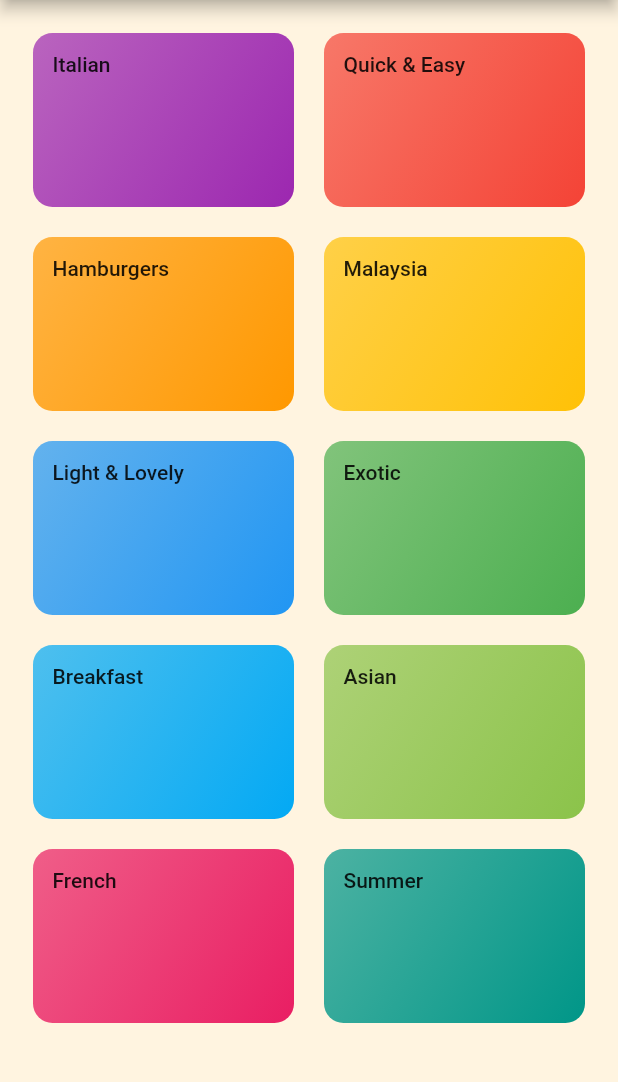
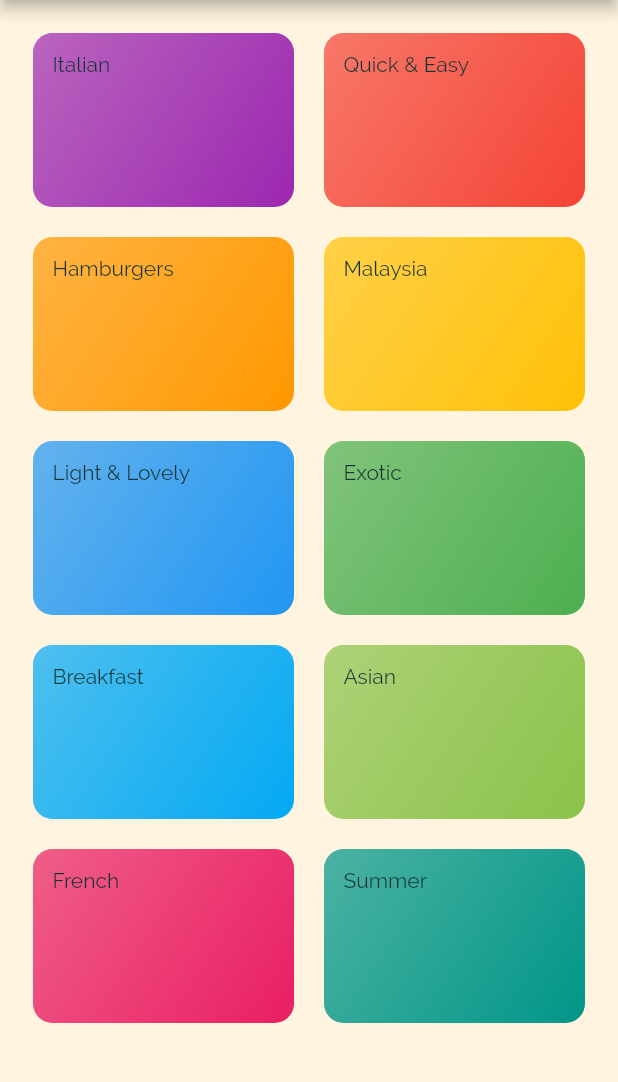
Before and after one commit to walidwazini/Flutter-MealsApp, a Flutter app: the screen it shows after launch, on a phone screen of 412 x 824 dp, the part 84-1166 px from its top. Run offline on Flutter 3.47's test engine with Material 2 defaults, Android fonts, the phone set to English and light mode, and no system bars.

```diff
--- a/lib/main.dart
+++ b/lib/main.dart
@@ -16,7 +16,14 @@ class MyApp extends StatelessWidget {
         accentColor: Colors.purpleAccent,
         canvasColor: Color.fromRGBO(255, 244, 224, 1),
         fontFamily: 'Raleway',
-        textTheme: ThemeData.light().textTheme.copyWith(),
+        textTheme: ThemeData.light().textTheme.copyWith(
+          // body1
+          bodyText2: TextStyle(color: Color.fromRGBO(20, 51, 51, 1)),
+          // body2
+          bodyText1: TextStyle(color: Color.fromRGBO(20, 51, 51, 1)),
+          // title
+          headline6: TextStyle(fontSize: 20,fontFamily: 'RobotoCondensed', fontWeight: FontWeight.bold ),
+        ),
       ),
       home: CategoriesScreen(),
       //initialRoute: '/',
```
Also changed, not shown: lib/screens/meal_detail_screen.dart (+16 -1 lines).
